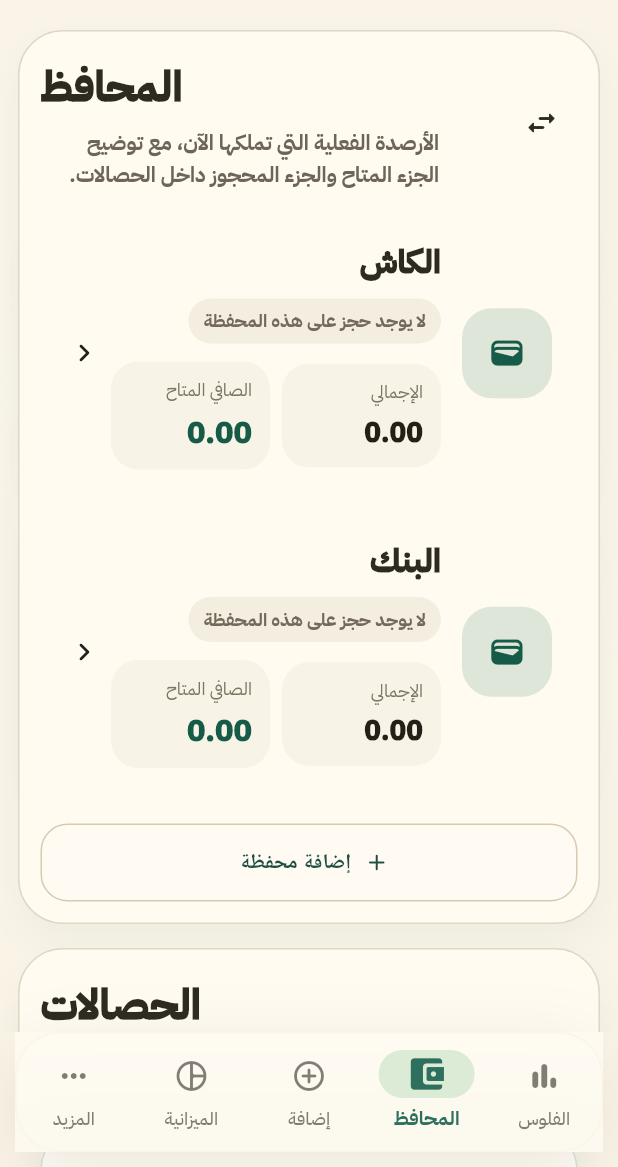
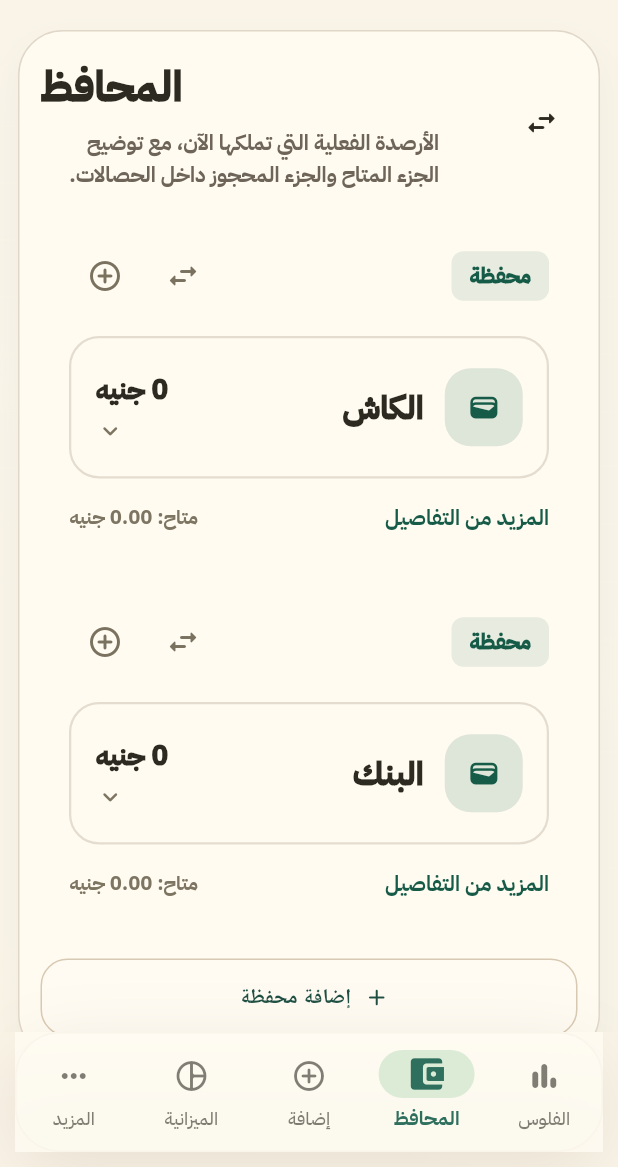
Before and after one commit to AhmadMahdaly/Mezanya_Flutter_APP, a Flutter app: the screen it shows after launch, item 2 of the bottom bar chosen, on a phone screen of 412 x 824 dp, the part 69-1236 px from its top. Run offline on Flutter 3.47's test engine with Material 3 defaults, Android fonts, the phone set to English and light mode, and no system bars; our stand-ins replace cloud_firestore, file_picker, firebase_core, flutter_bloc, font_awesome_flutter, google_sign_in and 1 more; missing offline and left inert: googleapis; accounts and stored records are empty.

Commit message:
fiix wallet card

```diff
--- a/lib/features/wallets/presentation/screens/wallets_screen.dart
+++ b/lib/features/wallets/presentation/screens/wallets_screen.dart
@@ -89,79 +89,150 @@ class _WalletsScreenState extends State<WalletsScreen> {
     final reserved = _walletReservedAmount(state, wallet.id);
     final available = wallet.balance - reserved;
     final accent = _parseColor(wallet.iconColor ?? '#165b47');
+    final hasMultipleWallets = state.wallets.length >= 2;
 
     return InkWell(
       onTap: () => _openWalletDetailsSheet(wallet),
       borderRadius: BorderRadius.circular(26),
       child: Ink(
+        padding: const EdgeInsets.all(18),
         decoration: BoxDecoration(
-          color: Colors.white.withValues(alpha: 0.92),
+          color: Colors.white,
           borderRadius: BorderRadius.circular(26),
-          border: Border.all(color: accent.withValues(alpha: 0.18)),
+          border: Border.all(color: accent.withValues(alpha: 0.2)),
           boxShadow: [
             BoxShadow(
-              color: accent.withValues(alpha: 0.10),
-              blurRadius: 20,
-              offset: const Offset(0, 10),
-            ),
-          ],
-        ),
-        child: Padding(
-          padding: const EdgeInsets.all(16),
+              color: accent.withValues(alpha: 0.06),
+              blurRadius: 16,
+              offset: const Offset(0, 8),
+            ),
+          ],
+        ),
+        child: Column(
+          crossAxisAlignment: CrossAxisAlignment.stretch,
+          children: [
+            // الهيدر: نوع البطاقة + الإجراءات السريعة
+            Row(
+              mainAxisAlignment: MainAxisAlignment.spaceBetween,
+              children: [
+                Container(
+                  padding:
+                      const EdgeInsets.symmetric(horizontal: 12, vertical: 6),
+                  decoration: BoxDecoration(
+                    color: accent.withValues(alpha: 0.1),
+                    borderRadius: BorderRadius.circular(8),
+                  ),
+                  child: Text(
+                    'محفظة',
+                    style: TextStyle(
+                      color: accent,
+                      fontWeight: FontWeight.w900,
+                      fontSize: 14,
+                    ),
+                  ),
+                ),
+                Row(
+                  mainAxisSize: MainAxisSize.min,
+                  children: [
+                    if (hasMultipleWallets)
+                      IconButton(
+                        onPressed: _openWalletTransferDialog,
+                        icon: const Icon(Icons.swap_horiz_rounded),
+                        color: const Color(0xFF7A725F),
+                        padding: EdgeInsets.zero,
+                        constraints:
+                            const BoxConstraints(minWidth: 36, minHeight: 36),
+                        tooltip: 'تحويل بين المحافظ',
+                      ),
+                    const SizedBox(width: 4),
+                    IconButton(
+                      onPressed: () => _openWalletAllocateToJarDialog(wallet),
+                      icon: const Icon(Icons.add_circle_outline_rounded),
+                      color: const Color(0xFF7A725F),
+                      padding: EdgeInsets.zero,
+                      constraints:
+                          const BoxConstraints(minWidth: 36, minHeight: 36),
+                      tooltip: 'تخصيص مبلغ',
+                    ),
+                  ],
+                ),
+              ],
+            ),
+            const SizedBox(height: 16),
+
+            // الصندوق الداخلي (البيانات الرئيسية كما في الرسمة)
+            Container(
+              padding: const EdgeInsets.symmetric(horizontal: 16, vertical: 20),
+              decoration: BoxDecoration(
+                color: Colors.transparent,
+                borderRadius: BorderRadius.circular(20),
+                border: Border.all(color: const Color(0xFFE4DCCF), width: 1.5),
+              ),
               child: Row(
                 children: [
                   _iconBubble(
                     iconName: wallet.icon ?? 'account_balance_wallet',
                     colorHex: wallet.iconColor ?? '#165b47',
-                size: 60,
+                    size: 52,
                   ),
                   const SizedBox(width: 14),
                   Expanded(
-                child: Column(
-                  crossAxisAlignment: CrossAxisAlignment.start,
-                  children: [
-                    Text(
+                    child: Text(
                       wallet.name,
                       style: const TextStyle(
                         fontSize: 22,
                         fontWeight: FontWeight.w900,
                       ),
                     ),
-                    const SizedBox(height: 8),
-                    _pillLabel(
+                  ),
+                  Column(
+                    crossAxisAlignment: CrossAxisAlignment.end,
+                    children: [
+                      Text(
+                        '${wallet.balance.toStringAsFixed(0)} جنيه',
+                        style: const TextStyle(
+                          fontSize: 18,
+                          fontWeight: FontWeight.w900,
+                        ),
+                      ),
+                      const SizedBox(height: 4),
+                      const Icon(
+                        Icons.keyboard_arrow_down_rounded,
+                        color: Color(0xFF7D7461),
+                        size: 20,
+                      ),
+                    ],
+                  ),
+                ],
+              ),
+            ),
+            const SizedBox(height: 16),
+
+            // الفوتر (المزيد من التفاصيل + بيانات مساعدة)
+            Row(
+              mainAxisAlignment: MainAxisAlignment.spaceBetween,
+              children: [
+                Text(
+                  'المزيد من التفاصيل',
+                  style: TextStyle(
+                    color: accent,
+                    fontWeight: FontWeight.w800,
+                    fontSize: 14,
+                  ),
+                ),
+                Text(
                   reserved > 0
-                          ? 'المحجوز للحصالات ${reserved.toStringAsFixed(2)}'
-                          : 'لا يوجد حجز على هذه المحفظة',
-                    ),
-                    const SizedBox(height: 12),
-                    Row(
-                      children: [
-                        Expanded(
-                          child: _metricChip(
-                            label: 'الإجمالي',
-                            value: wallet.balance.toStringAsFixed(2),
-                          ),
-                        ),
-                        const SizedBox(width: 8),
-                        Expanded(
-                          child: _metricChip(
-                            label: 'الصافي المتاح',
-                            value: available.toStringAsFixed(2),
-                            emphasize: true,
-                            valueColor: available < 0
-                                ? const Color(0xFFB3261E)
-                                : const Color(0xFF165B47),
-                          ),
-                        ),
-                      ],
-                    ),
-                  ],
-                ),
-              ),
-              const SizedBox(width: 6),
-              const Icon(Icons.chevron_left_rounded),
-            ],
-          ),
+                      ? 'محجوز: ${reserved.toStringAsFixed(2)} جنيه'
+                      : 'متاح: ${available.toStringAsFixed(2)} جنيه',
+                  style: const TextStyle(
+                    color: Color(0xFF7D7461),
+                    fontWeight: FontWeight.w700,
+                    fontSize: 13,
+                  ),
+                ),
+              ],
+            ),
+          ],
         ),
       ),
     );
@@ -170,80 +241,151 @@ class _WalletsScreenState extends State<WalletsScreen> {
   Widget _jarCard(AppStateEntity state, LinkedWalletEntity jar) {
     final accent = _parseColor(jar.iconColor);
     final distribution = _jarDistribution(state, jar.id);
-    final sourceCount = distribution.length;
 
     return InkWell(
       onTap: () => _openJarDetailsSheet(jar),
       borderRadius: BorderRadius.circular(26),
       child: Ink(
+        padding: const EdgeInsets.all(18),
         decoration: BoxDecoration(
           color: const Color(0xFFFFFCF4),
           borderRadius: BorderRadius.circular(26),
-          border: Border.all(color: accent.withValues(alpha: 0.18)),
+          border: Border.all(color: accent.withValues(alpha: 0.2)),
           boxShadow: [
             BoxShadow(
-              color: accent.withValues(alpha: 0.08),
-              blurRadius: 18,
-              offset: const Offset(0, 10),
-            ),
-          ],
-        ),
-        child: Padding(
-          padding: const EdgeInsets.all(16),
+              color: accent.withValues(alpha: 0.06),
+              blurRadius: 16,
+              offset: const Offset(0, 8),
+            ),
+          ],
+        ),
+        child: Column(
+          crossAxisAlignment: CrossAxisAlignment.stretch,
+          children: [
+            // الهيدر
+            Row(
+              mainAxisAlignment: MainAxisAlignment.spaceBetween,
+              children: [
+                Container(
+                  padding:
+                      const EdgeInsets.symmetric(horizontal: 12, vertical: 6),
+                  decoration: BoxDecoration(
+                    color: accent.withValues(alpha: 0.1),
+                    borderRadius: BorderRadius.circular(8),
+                  ),
+                  child: Text(
+                    'حصالة',
+                    style: TextStyle(
+                      color: accent,
+                      fontWeight: FontWeight.w900,
+                      fontSize: 14,
+                    ),
+                  ),
+                ),
+                Row(
+                  mainAxisSize: MainAxisSize.min,
+                  children: [
+                    if (distribution.isNotEmpty)
+                      IconButton(
+                        onPressed: () =>
+                            _openInternalTransferDialog(sourceJar: jar),
+                        icon: const Icon(Icons.swap_horiz_rounded),
+                        color: const Color(0xFF7A725F),
+                        padding: EdgeInsets.zero,
+                        constraints:
+                            const BoxConstraints(minWidth: 36, minHeight: 36),
+                        tooltip: 'تحويل داخلي',
+                      ),
+                    const SizedBox(width: 4),
+                    IconButton(
+                      onPressed: () => _openJarAdjustmentDialog(
+                        jar: jar,
+                        mode: _JarAdjustmentMode.allocate,
+                      ),
+                      icon: const Icon(Icons.add_circle_outline_rounded),
+                      color: const Color(0xFF7A725F),
+                      padding: EdgeInsets.zero,
+                      constraints:
+                          const BoxConstraints(minWidth: 36, minHeight: 36),
+                      tooltip: 'تخصيص للحصالة',
+                    ),
+                  ],
+                ),
+              ],
+            ),
+            const SizedBox(height: 16),
+
+            // الصندوق الداخلي
+            Container(
+              padding: const EdgeInsets.symmetric(horizontal: 16, vertical: 20),
+              decoration: BoxDecoration(
+                color: Colors.transparent,
+                borderRadius: BorderRadius.circular(20),
+                border: Border.all(color: const Color(0xFFE4DCCF), width: 1.5),
+              ),
               child: Row(
                 children: [
                   _iconBubble(
                     iconName: jar.icon,
                     colorHex: jar.iconColor,
-                size: 60,
+                    size: 52,
                   ),
                   const SizedBox(width: 14),
                   Expanded(
-                child: Column(
-                  crossAxisAlignment: CrossAxisAlignment.start,
-                  children: [
-                    Text(
+                    child: Text(
                       jar.name,
                       style: const TextStyle(
                         fontSize: 22,
                         fontWeight: FontWeight.w900,
                       ),
                     ),
-                    const SizedBox(height: 8),
-                    _pillLabel(
-                      sourceCount == 0
-                          ? 'لا يوجد تخصيص فعلي بعد'
-                          : sourceCount == 1
-                              ? 'مرتبطة بمحفظة واحدة'
-                              : 'مرتبطة بـ $sourceCount محافظ',
-                    ),
-                    const SizedBox(height: 12),
+                  ),
+                  Column(
+                    crossAxisAlignment: CrossAxisAlignment.end,
+                    children: [
+                      Text(
+                        '${jar.balance.toStringAsFixed(0)} جنيه',
+                        style: const TextStyle(
+                          fontSize: 18,
+                          fontWeight: FontWeight.w900,
+                        ),
+                      ),
+                      const SizedBox(height: 4),
+                      const Icon(
+                        Icons.keyboard_arrow_down_rounded,
+                        color: Color(0xFF7D7461),
+                        size: 20,
+                      ),
+                    ],
+                  ),
+                ],
+              ),
+            ),
+            const SizedBox(height: 16),
+
+            // الفوتر
             Row(
-                      children: [
-                        Expanded(
-                          child: _metricChip(
-                            label: 'إجمالي الحصالة',
-                            value: jar.balance.toStringAsFixed(2),
-                            emphasize: true,
-                            valueColor: accent,
-                          ),
-                        ),
-                        const SizedBox(width: 8),
-                        Expanded(
-                          child: _metricChip(
-                            label: 'المخصص الشهري',
-                            value: jar.monthlyAmount.toStringAsFixed(2),
-                          ),
-                        ),
-                      ],
-                    ),
-                  ],
-                ),
-              ),
-              const SizedBox(width: 6),
-              const Icon(Icons.chevron_left_rounded),
-            ],
-          ),
+              mainAxisAlignment: MainAxisAlignment.spaceBetween,
+              children: [
+                Text(
+                  'المزيد من التفاصيل',
+                  style: TextStyle(
+                    color: accent,
+                    fontWeight: FontWeight.w800,
+                    fontSize: 14,
+                  ),
+                ),
+                Text(
+                  'مخصص شهرياً: ${jar.monthlyAmount.toStringAsFixed(2)}',
+                  style: const TextStyle(
+                    color: Color(0xFF7D7461),
+                    fontWeight: FontWeight.w700,
+                    fontSize: 13,
+                  ),
+                ),
+              ],
+            ),
+          ],
         ),
       ),
     );
```
Also changed, not shown: pubspec.lock. Lines whose indentation alone changed are shown as unchanged.
